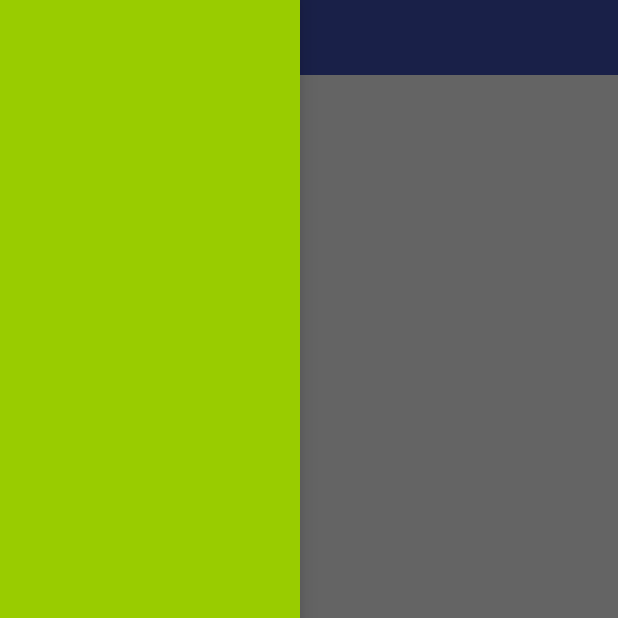
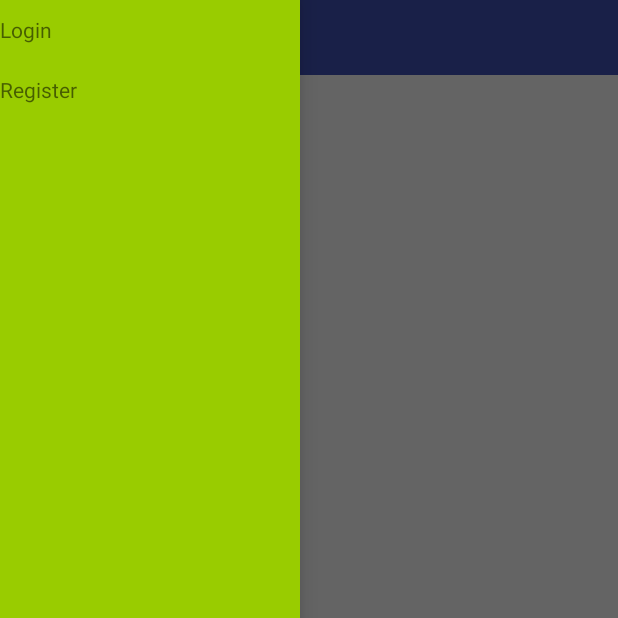
Before and after one commit to LittleFireflies/Negosio, an Android app: the screen it shows after launch (MainActivity), with the side drawer open, on a phone screen of 412 x 824 dp, the top half of it. Run offline under Robolectric (Android 15) with nearby library versions, the phone set to English and light mode, and no system bars; libraries missing offline, so code that uses them is left out: io.realm.

Commit message:
no message

```diff
--- a/app/src/main/java/id/sch/smktelkom_mlg/projectwork/negosio/MainActivity.java
+++ b/app/src/main/java/id/sch/smktelkom_mlg/projectwork/negosio/MainActivity.java
@@ -37,7 +37,7 @@ public class MainActivity extends AppCompatActivity implements NavigationBoard.F
         displayView(R.string.ClassHome);
     }
 
-    private void displayView(int titleDrawer) {
+    public void displayView(int titleDrawer) {
         Fragment fragment = null;
         String title = getApplicationContext().getString(titleDrawer);
         AppController moveClass = new AppController();
--- a/app/src/main/java/id/sch/smktelkom_mlg/projectwork/negosio/board/NavigationBoard.java
+++ b/app/src/main/java/id/sch/smktelkom_mlg/projectwork/negosio/board/NavigationBoard.java
@@ -11,6 +11,7 @@ import android.support.v7.widget.Toolbar;
 import android.view.LayoutInflater;
 import android.view.View;
 import android.view.ViewGroup;
+import android.widget.LinearLayout;
 import android.widget.TextView;
 
 import id.sch.smktelkom_mlg.projectwork.negosio.MainActivity;
@@ -26,6 +27,8 @@ public class NavigationBoard extends Fragment implements View.OnClickListener{
     private DrawerLayout drawerLayout;
     private ActionBarDrawerToggle actionBarDrawerToogle;
     private FragmentDrawerListener fragmentDrawerListener;
+    LinearLayout llLogin;
+    LinearLayout llRegister;
 
     public NavigationBoard() {
         // Required empty public constructor
@@ -45,12 +48,33 @@ public class NavigationBoard extends Fragment implements View.OnClickListener{
                              Bundle savedInstanceState) {
         containerView = inflater.inflate(R.layout.navigationboard, container, false);
         ctx = getContext();
+        assignView();
+        onSetView();
 
         return containerView;
     }
 
+    private void onSetView() {
+        llLogin.setOnClickListener(this);
+        llRegister.setOnClickListener(this);
+    }
+
+    private void assignView() {
+        llLogin = (LinearLayout) containerView.findViewById(R.id.llLogin);
+        llRegister = (LinearLayout) containerView.findViewById(R.id.llRegister);
+    }
+
     @Override
     public void onClick(View view) {
+        switch (view.getId()){
+            case R.id.llLogin:
+                ((MainActivity)ctx).displayView(R.string.ClassLogin);
+                break;
+            case R.id.llRegister:
+                ((MainActivity)ctx).displayView(R.string.ClassRegister);
+                break;
+        }
+        drawerLayout.closeDrawers();
 
     }
 
--- a/app/src/main/java/id/sch/smktelkom_mlg/projectwork/negosio/manager/AppController.java
+++ b/app/src/main/java/id/sch/smktelkom_mlg/projectwork/negosio/manager/AppController.java
@@ -21,6 +21,9 @@ public class AppController extends Application {
             case R.string.ClassHome:
                 fragment = new HomeBoard();
                 break;
+            case R.string.ClassLogin:
+                fragment = new LoginBoard();
+                break;
         }
 
         return fragment;
--- a/app/src/main/res/layout/navigationboard.xml
+++ b/app/src/main/res/layout/navigationboard.xml
@@ -4,5 +4,24 @@
     android:layout_height="match_parent"
     android:orientation="vertical"
     android:background="@android:color/holo_green_light">
-
+    <LinearLayout
+        android:id="@+id/llLogin"
+        android:layout_width="match_parent"
+        android:layout_height="40dp">
+        <TextView
+            android:layout_width="match_parent"
+            android:layout_height="match_parent"
+            android:text="Login"
+            android:gravity="center_vertical"/>
+    </LinearLayout>
+    <LinearLayout
+        android:id="@+id/llRegister"
+        android:layout_width="match_parent"
+        android:layout_height="40dp">
+        <TextView
+            android:layout_width="match_parent"
+            android:layout_height="match_parent"
+            android:text="Register"
+            android:gravity="center_vertical"/>
+    </LinearLayout>
 </LinearLayout>
--- a/app/src/main/res/values/strings.xml
+++ b/app/src/main/res/values/strings.xml
@@ -8,4 +8,5 @@
 
     <!--Activity Class-->
     <string name="ClassHome">Home</string>
+    <string name="ClassLogin">Login</string>
 </resources>
```
